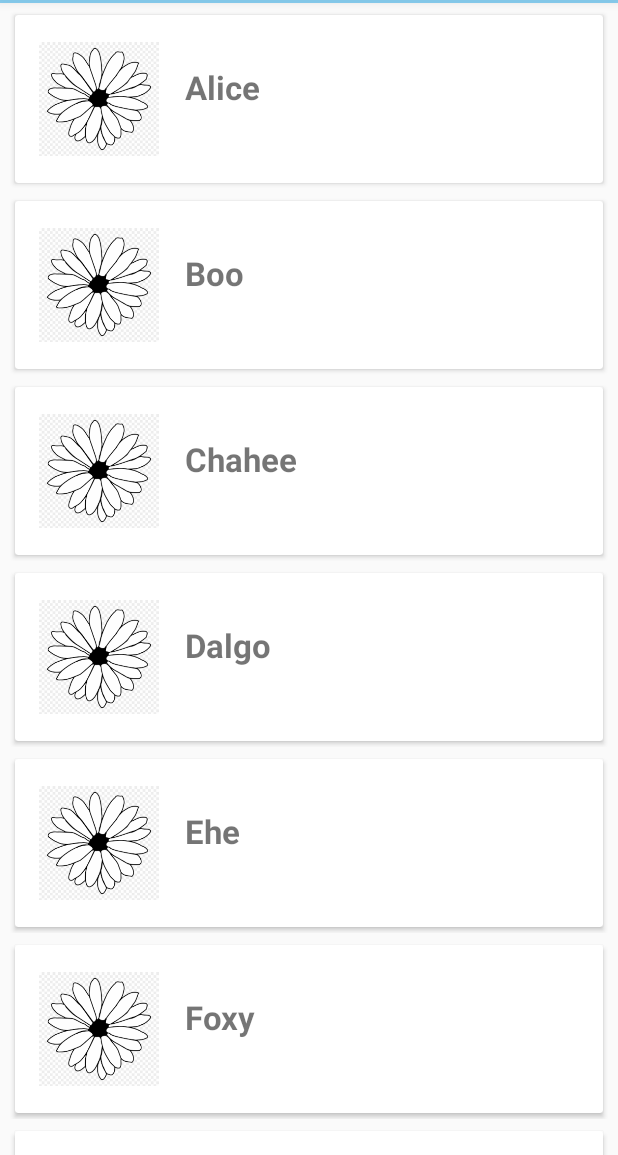
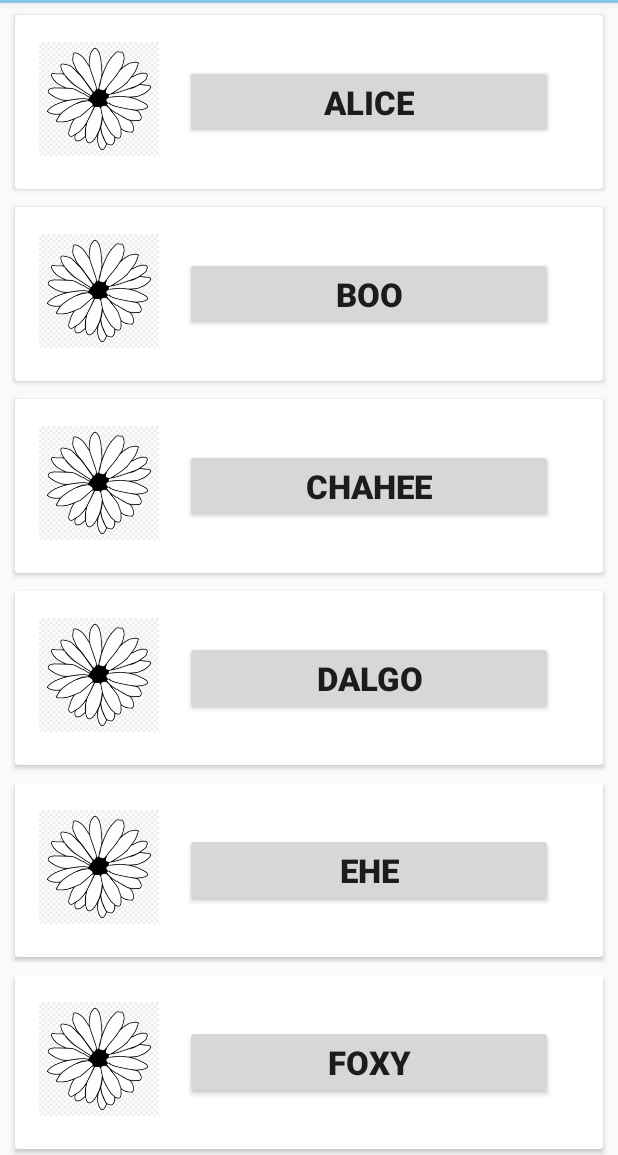
Before and after one commit to Tyassasmita/pemrograman_mobile, an Android app: the screen it shows after launch (MainActivity), on a phone screen of 412 x 824 dp, the part 81-1236 px from its top. Run offline under Robolectric (Android 15) with nearby library versions, the phone set to English and light mode, and no system bars.

Commit message:
Recycle View

```diff
--- a/RecycleView/app/src/main/res/layout/list.xml
+++ b/RecycleView/app/src/main/res/layout/list.xml
@@ -3,9 +3,10 @@
 <androidx.constraintlayout.widget.ConstraintLayout
     xmlns:android="http://schemas.android.com/apk/res/android"
     xmlns:app="http://schemas.android.com/apk/res-auto"
+    xmlns:tools="http://schemas.android.com/tools"
     android:layout_width="match_parent"
-    android:layout_height="wrap_content">
-
+    android:layout_height="wrap_content"
+    tools:context="id.sasmita.recycleview.ToastActivity">
 
         <LinearLayout
             android:layout_width="match_parent"
@@ -34,7 +35,7 @@
                         android:layout_height="80dp"
                         app:srcCompat="@drawable/daisy" />
 
-                <TextView
+                    <Button
                         android:id="@+id/ibList"
                         android:layout_width="match_parent"
                         android:layout_height="wrap_content"
@@ -45,4 +46,5 @@
                 </LinearLayout>
             </androidx.cardview.widget.CardView>
         </LinearLayout>
+
 </androidx.constraintlayout.widget.ConstraintLayout>
```
Also changed, not shown: RecycleView/app/src/main/java/id/sasmita/recycleview/MainActivity.kt (+8 -5 lines), RecycleView/app/src/main/java/id/sasmita/recycleview/ToastActivity.kt (added, +21 -0 lines). Lines whose indentation alone changed are shown as unchanged.
